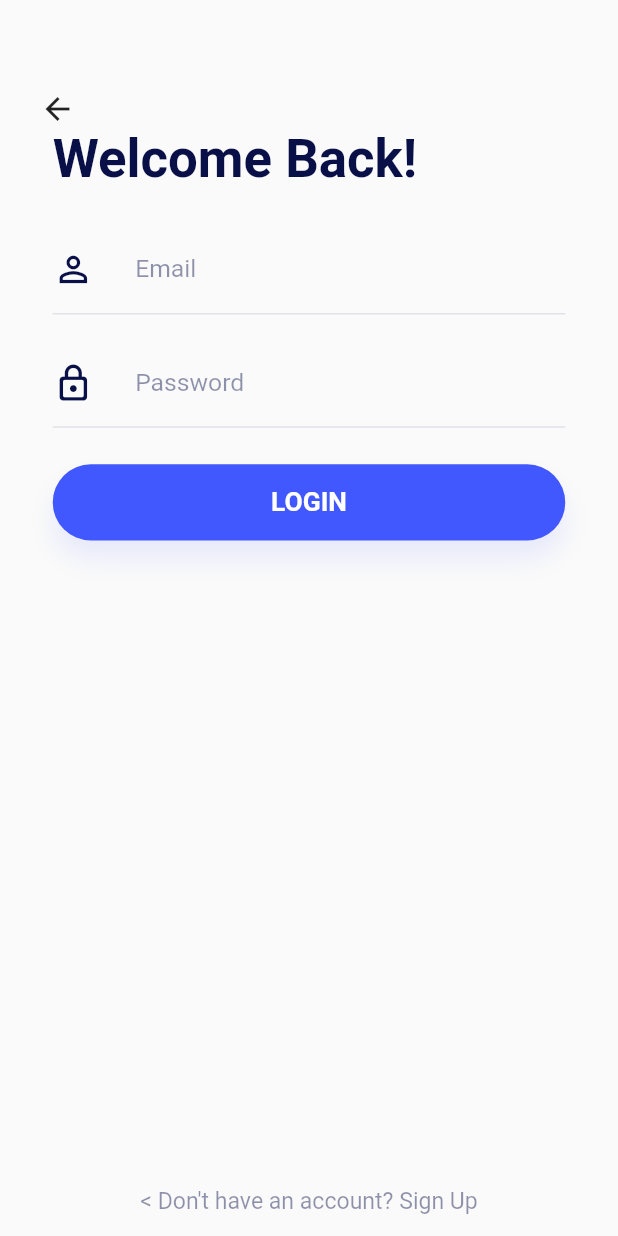
After one commit to jay-shah-98/MedTech, a Flutter app: the screen it shows after launch, after a tap on "Skip", after a tap on "Done", after a tap on "LOGIN", on a phone screen of 412 x 824 dp. The commit adds this screen. Run offline on Flutter 3.47's test engine with Material 2 defaults, Android fonts, the phone set to English and light mode, and no system bars; our stand-ins replace flutter_screenutil, flutter_svg, introduction_screen.

Commit message:
[ADD] Login screen  UI added

```diff
--- a/lib/core/navigation/navigation_constants.dart
+++ b/lib/core/navigation/navigation_constants.dart
@@ -1,3 +1,5 @@
 const String routeSplash = 'routeSplash';
 const String routeOnboarding = 'routeOnboarding';
 const String routeWelcome = 'routeWelcome';
+const String routeLogin = 'routeLogin';
+const String routeSignUp = 'routeSignUp';
--- a/lib/core/navigation/navigation_manager.dart
+++ b/lib/core/navigation/navigation_manager.dart
@@ -1,4 +1,5 @@
 import 'package:flutter/material.dart';
+import 'package:medtech/presentation/pages/login/login_screen.dart';
 import 'package:medtech/presentation/pages/onboarding_screen.dart';
 import 'package:medtech/presentation/pages/welcome_screen.dart';
 
@@ -14,6 +15,10 @@ class NavigationUtils {
       case routeOnboarding:
         return MaterialPageRoute(builder: (_) => const OnboardingScreen());
       case routeWelcome:
+        return MaterialPageRoute(builder: (_) => const WelcomeScreen());
+      case routeLogin:
+        return MaterialPageRoute(builder: (_) => const LoginScreen());
+      case routeSignUp:
         return MaterialPageRoute(builder: (_) => const WelcomeScreen());
       default:
         return _errorRoute("Coming soon...");
--- a/lib/core/utils/color_resources.dart
+++ b/lib/core/utils/color_resources.dart
@@ -5,4 +5,5 @@ class ColorResources {
   static const white = Colors.white;
   static const darkBlue = Color(0xff090F47);
   static const shadowColor = Color(0xff1a4157ff);
+  static const errorColor = Colors.redAccent;
 }
--- /dev/null
+++ b/lib/presentation/pages/login/login_screen.dart
@@ -0,0 +1,119 @@
+import 'package:flutter/material.dart';
+import 'package:flutter_screenutil/flutter_screenutil.dart';
+import 'package:medtech/core/navigation/navigation_util.dart';
+import 'package:medtech/core/utils/color_resources.dart';
+import 'package:medtech/presentation/widgets/common_text_field.dart';
+import 'package:medtech/presentation/widgets/custom_button.dart';
+
+class LoginScreen extends StatefulWidget {
+  const LoginScreen({super.key});
+
+  @override
+  State<LoginScreen> createState() => _LoginScreenState();
+}
+
+class _LoginScreenState extends State<LoginScreen> {
+  TextEditingController emailController = TextEditingController();
+  TextEditingController passwordController = TextEditingController();
+
+  @override
+  Widget build(BuildContext context) {
+    return Scaffold(
+      body: SizedBox(
+        width: MediaQuery.of(context).size.width,
+        height: MediaQuery.of(context).size.height,
+        child: Column(
+          crossAxisAlignment: CrossAxisAlignment.start,
+          children: [
+            SizedBox(
+              height: 60.h,
+            ),
+            Padding(
+              padding: EdgeInsetsDirectional.only(start: 24.w),
+              child: GestureDetector(
+                onTap: () {
+                  NavigationUtils.pop(context);
+                },
+                child: const Icon(
+                  Icons.arrow_back,
+                ),
+              ),
+            ),
+            Padding(
+              padding: EdgeInsets.symmetric(
+                horizontal: 32.w,
+              ),
+              child: Column(
+                crossAxisAlignment: CrossAxisAlignment.start,
+                children: [
+                  Text(
+                    'Welcome Back!',
+                    style: TextStyle(
+                        fontSize: 32.sp,
+                        fontWeight: FontWeight.w700,
+                        color: ColorResources.darkBlue),
+                  ),
+                  SizedBox(
+                    height: 24.h,
+                  ),
+                  CommonTextField(
+                    labelText: 'Email',
+                    prefix: true,
+                    prefixIconWidget: Icon(
+                      Icons.person_outline_outlined,
+                      size: 25.w,
+                      color: ColorResources.darkBlue,
+                    ),
+                    controller: emailController,
+                  ),
+                  SizedBox(
+                    height: 16.h,
+                  ),
+                  CommonTextField(
+                    labelText: 'Password',
+                    prefix: true,
+                    prefixIconWidget: Icon(
+                      Icons.lock_outline_rounded,
+                      size: 25.w,
+                      color: ColorResources.darkBlue,
+                    ),
+                    controller: passwordController,
+                    obscure: true,
+                    textInputAction: TextInputAction.done,
+                  ),
+                  SizedBox(
+                    height: 24.h,
+                  ),
+                  CustomButton(
+                    buttonText: 'LOGIN',
+                    onTap: () {},
+                  ),
+                ],
+              ),
+            ),
+            const Spacer(),
+            Padding(
+              padding: EdgeInsets.symmetric(
+                horizontal: 32.w,
+              ),
+              child: Align(
+                alignment: Alignment.center,
+                child: Text(
+                  '< Don\'t have an account? Sign Up',
+                  style: TextStyle(
+                    fontSize: 14.sp,
+                    fontWeight: FontWeight.w400,
+                    color: ColorResources.darkBlue.withOpacity(.45),
+                  ),
+                ),
+              ),
+            ),
+            SizedBox(
+              height: 14.h,
+            ),
+          ],
+        ),
+      ),
+    );
+  }
+}
--- a/lib/presentation/pages/welcome_screen.dart
+++ b/lib/presentation/pages/welcome_screen.dart
@@ -1,6 +1,7 @@
 import 'package:flutter/material.dart';
 import 'package:flutter_screenutil/flutter_screenutil.dart';
 import 'package:flutter_svg/svg.dart';
+import 'package:medtech/core/navigation/navigation_util.dart';
 import 'package:medtech/core/utils/color_resources.dart';
 import 'package:medtech/core/utils/image_resources.dart';
 import 'package:medtech/presentation/widgets/custom_button.dart';
@@ -78,12 +79,17 @@ class _WelcomeScreenState extends State<WelcomeScreen> {
               SizedBox(
                 height: 16.h,
               ),
-              Text(
-                'LOGIN',
-                style: TextStyle(
-                  fontSize: 14.sp,
-                  fontWeight: FontWeight.w400,
-                  color: ColorResources.darkBlue.withOpacity(.45),
+              GestureDetector(
+                onTap: () {
+                  NavigationUtils.push(context, routeLogin);
+                },
+                child: Text(
+                  'LOGIN',
+                  style: TextStyle(
+                    fontSize: 14.sp,
+                    fontWeight: FontWeight.w400,
+                    color: ColorResources.darkBlue.withOpacity(.45),
+                  ),
                 ),
               )
             ],
```
